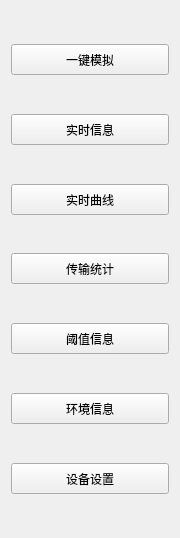
Above: IDC_TestSystem/SI-PDU/toolbox/sisimulationtoolwid.ui from ChinaClever/IDC_TestSystem before the change. Below: the same form after it.
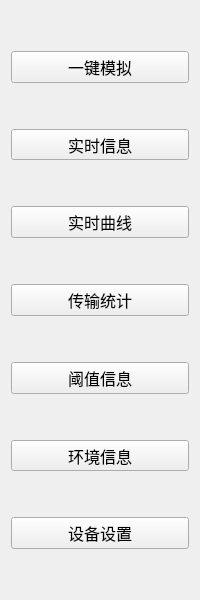
That is the form after the change.

Diff of the .ui file:
```diff
--- a/IDC_TestSystem/SI-PDU/toolbox/sisimulationtoolwid.ui
+++ b/IDC_TestSystem/SI-PDU/toolbox/sisimulationtoolwid.ui
@@ -6,10 +6,16 @@
    <rect>
     <x>0</x>
     <y>0</y>
-    <width>180</width>
-    <height>538</height>
+    <width>200</width>
+    <height>600</height>
    </rect>
   </property>
+  <property name="font">
+   <font>
+    <family>微软雅黑</family>
+    <pointsize>12</pointsize>
+   </font>
+  </property>
   <property name="windowTitle">
    <string>Form</string>
   </property>
```
